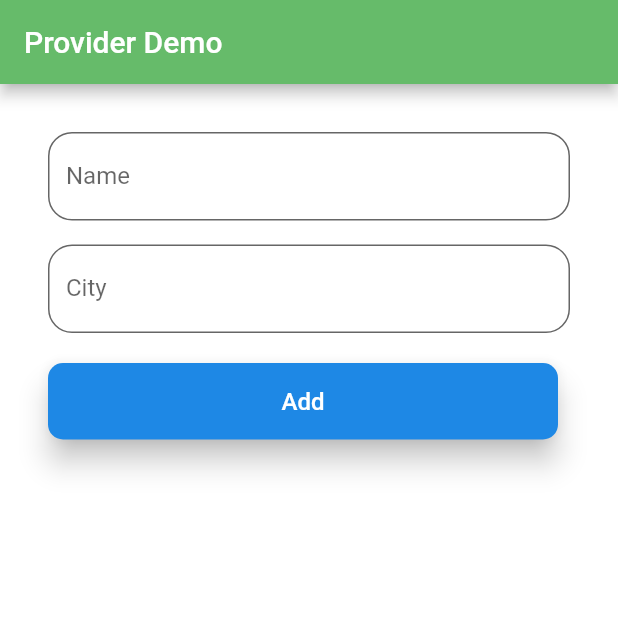
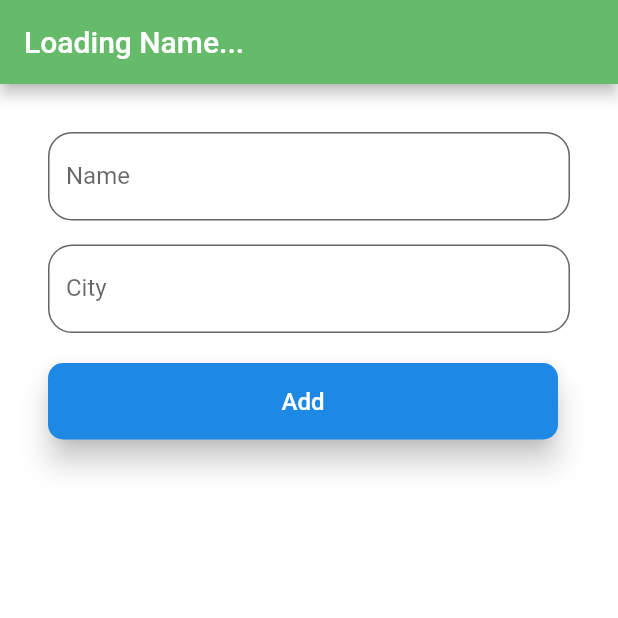
Before and after one commit to saad277/Flutter-Provider5, a Flutter app: the first screen one second after launch, on a phone screen of 412 x 824 dp, the top half of it. Run offline on Flutter 3.47's test engine with Material 2 defaults, Android fonts, the light colour scheme and no system bars.

Commit message:
future provider

```diff
--- a/lib/screens/home.dart
+++ b/lib/screens/home.dart
@@ -25,10 +25,11 @@ class HomeState extends State<Home> {
     return Scaffold(
       backgroundColor: Theme.of(context).backgroundColor,
       appBar: AppBar(
-        title: Text(
-          "Provider Demo",
-          style: TextStyle(color: Colors.white),
-        ),
+        title: Consumer<String>(
+            builder: (_, title, __) => Text(
+                  title,
+                  style: TextStyle(color: Colors.white),
+                )),
       ),
       body: SingleChildScrollView(
           padding: EdgeInsets.all(32),
@@ -64,7 +65,6 @@ class HomeState extends State<Home> {
                           userNotifier.addUser(User(_name, _city));
                         }),
                     SizedBox(width: 8),
-
                   ],
                 ),
                 SizedBox(width: 8),
```
Also changed, not shown: lib/main.dart (+7 -1 lines).
